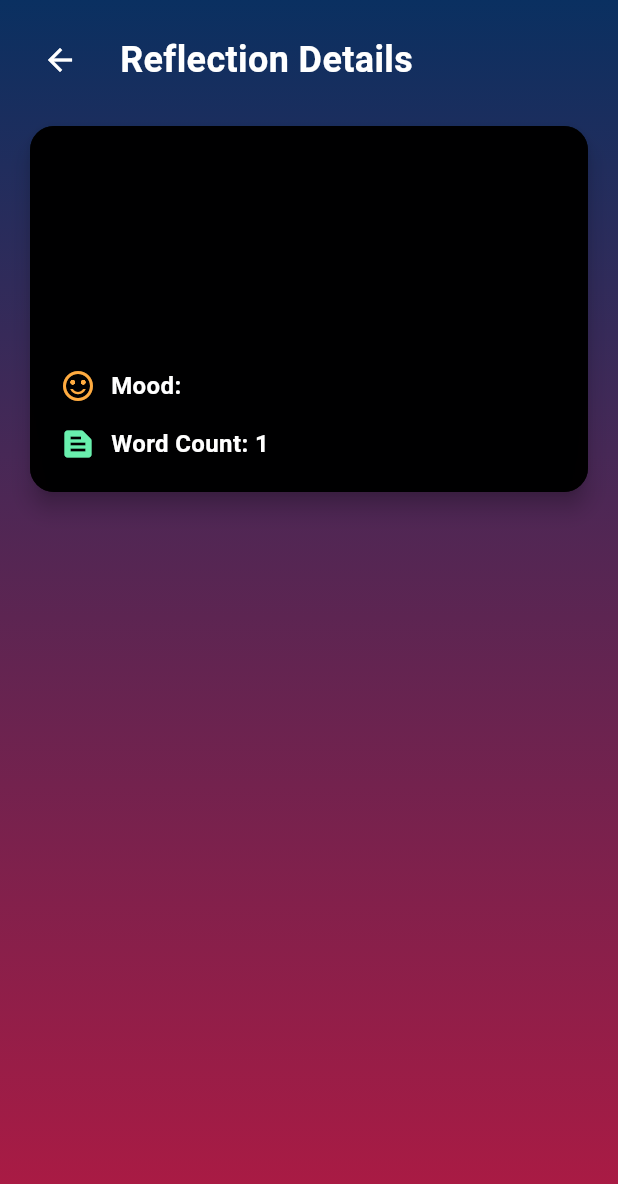
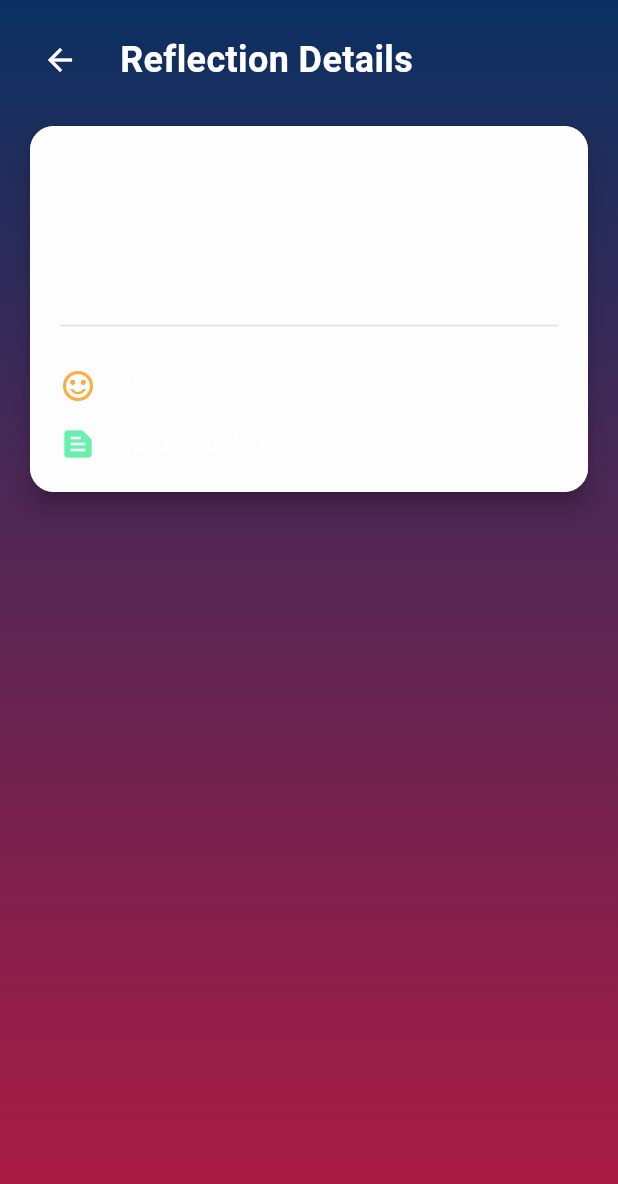
Before and after one commit to PranavBP/Senior-Pal, a Flutter app: the ReflectionDetailsScreen screen opened directly with empty values, on a phone screen of 412 x 824 dp. Shown: the top 1184 px of the screen. Run offline on Flutter 3.47's test engine with Material 3 defaults, Android fonts, the phone set to English and light mode, and no system bars; our stand-ins replace audioplayers, chewie, cloud_firestore, firebase_auth, firebase_core, firebase_database and 8 more; accounts and stored records are empty.

Commit message:
Past reflections and Reflection Detail page has been fixed based on the themes

```diff
--- a/lib/widgets/Reflections/past_reflections_screen.dart
+++ b/lib/widgets/Reflections/past_reflections_screen.dart
@@ -146,8 +146,8 @@ class PastReflectionsScreen extends ConsumerWidget {
                                     shape: RoundedRectangleBorder(
                                       borderRadius: BorderRadius.circular(12),
                                     ),
-                                    color: theme.cardColor.withOpacity(
-                                        0.9), // Adjust card background for contrast
+                                    color: Colors.white
+                                        .withOpacity(0.9), // Light opaque color
                                     child: ListTile(
                                       title: Text(
                                         reflection.title,
--- a/lib/widgets/Reflections/reflection_details_screen.dart
+++ b/lib/widgets/Reflections/reflection_details_screen.dart
@@ -24,7 +24,6 @@ class ReflectionDetailsScreen extends ConsumerWidget {
           ),
         ),
         child: SafeArea(
-          // Ensures content is positioned below the notch
           child: Padding(
             padding: const EdgeInsets.all(16.0),
             child: Column(
@@ -36,7 +35,7 @@ class ReflectionDetailsScreen extends ConsumerWidget {
                     IconButton(
                       icon: Icon(Icons.arrow_back, color: theme.textColor),
                       onPressed: () =>
-                          Navigator.of(context).pop(), // Fixes back button
+                          Navigator.of(context).pop(), // Back button action
                     ),
                     const SizedBox(width: 16),
                     Text(
@@ -49,7 +48,7 @@ class ReflectionDetailsScreen extends ConsumerWidget {
                     ),
                   ],
                 ),
-                const SizedBox(height: 16), // Space below header
+                const SizedBox(height: 16), // Space below the header
                 // Reflection Details Content
                 Expanded(
                   child: SingleChildScrollView(
@@ -59,14 +58,14 @@ class ReflectionDetailsScreen extends ConsumerWidget {
                         borderRadius:
                             BorderRadius.circular(16), // Softer corners
                       ),
-                      color: theme.cardColor
-                          .withOpacity(0.9), // Semi-transparent card
+                      color: Colors.white
+                          .withOpacity(0.9), // Light opaque background
                       child: Container(
                         padding: const EdgeInsets.all(20),
                         decoration: BoxDecoration(
                           borderRadius: BorderRadius.circular(16),
-                          color: theme.cardColor
-                              .withOpacity(0.9), // Opaque layer effect
+                          color: Colors.white
+                              .withOpacity(0.9), // Light opaque layer effect
                         ),
                         child: Column(
                           crossAxisAlignment: CrossAxisAlignment.start,
@@ -91,7 +90,7 @@ class ReflectionDetailsScreen extends ConsumerWidget {
                                 fontSize: 16,
                                 height: 1.6,
                                 color: theme.textColor.withOpacity(
-                                    0.8), // Dynamic text color with opacity
+                                    0.9), // Dynamic text color with contrast
                               ),
                             ),
                             const SizedBox(height: 20),
```
